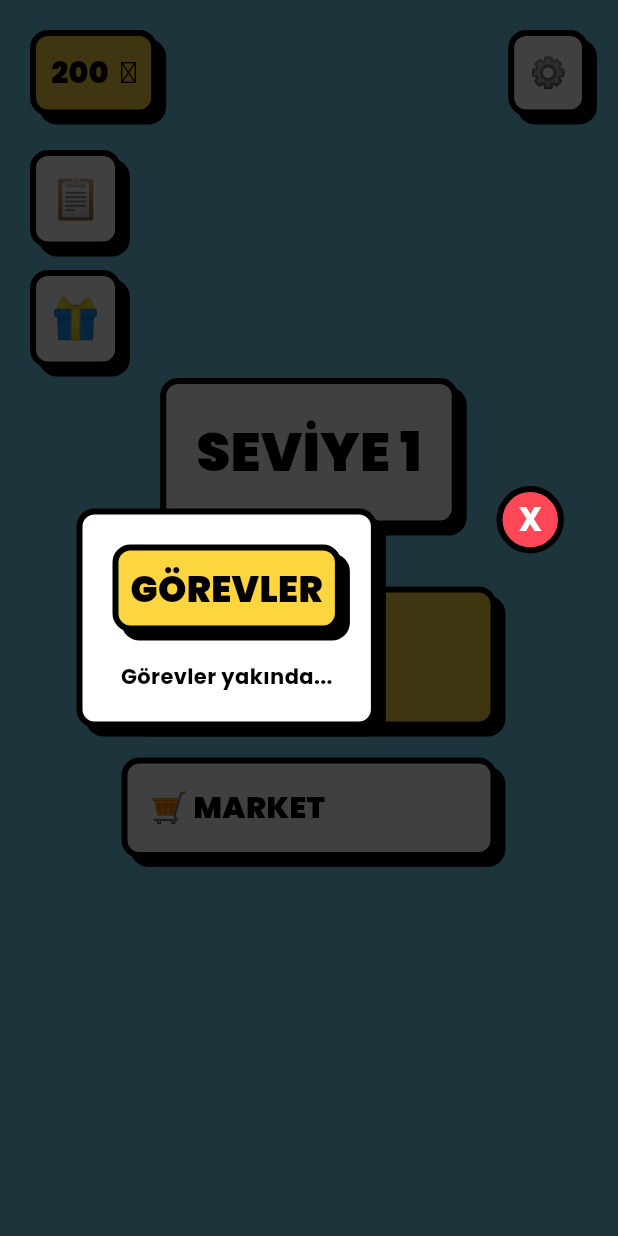
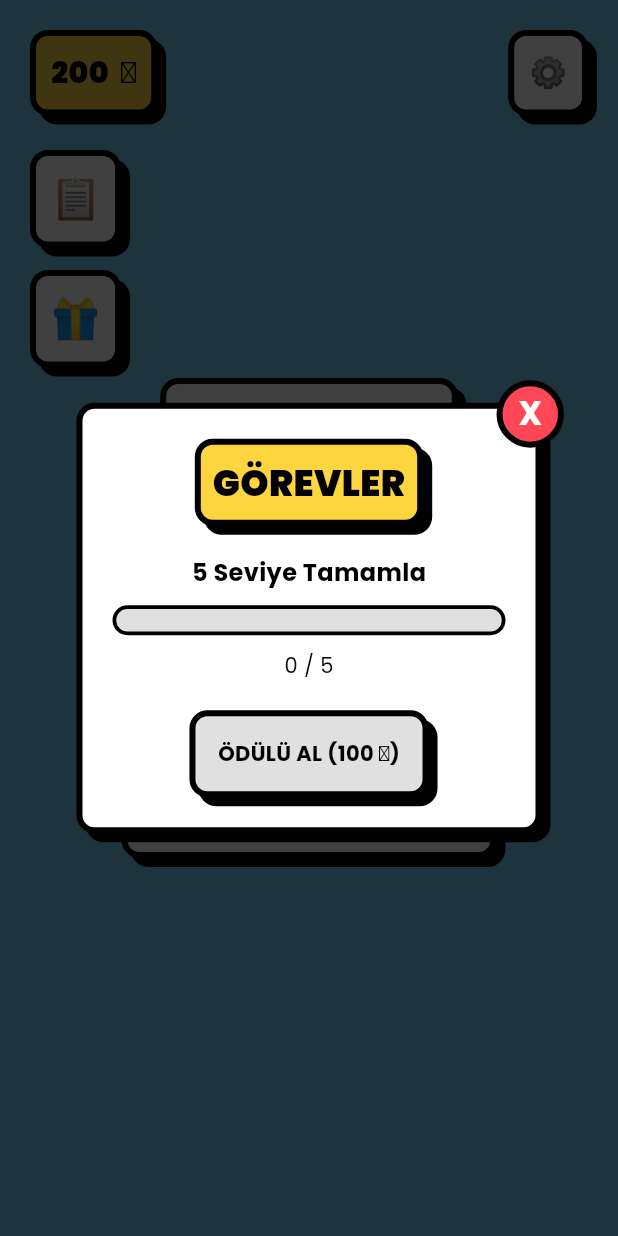
Before and after one commit to BedirXaaN04/kelimanya, a Flutter app: the HomeScreen screen opened directly, after a tap on an icon or button, on a phone screen of 412 x 824 dp. Run offline on Flutter 3.47's test engine with Material 3 defaults, Android fonts, the phone set to English and light mode, and no system bars; our stand-ins replace firebase_auth, firebase_core, google_fonts, google_mobile_ads, google_sign_in, shared_preferences; accounts and stored records are empty.

Commit message:
Initial commit with Brutalist UI, AdMob, Firebase Auth, and 30 Progressive Levels

```diff
--- a/lib/models/level_model.dart
+++ b/lib/models/level_model.dart
@@ -36,42 +36,159 @@ class LevelModel {
 }
 
 final List<LevelModel> gameLevels = [
+  // --- TIER 1: VERY EASY (3-4 Letters, Levels 1-10) ---
   LevelModel(
-    id: 1,
-    letters: ["A", "K", "Ş"],
-    words: [
-      WordPosition(word: "AŞK", x: 0, y: 0, direction: "H"),
-      WordPosition(word: "KAŞ", x: 2, y: 0, direction: "V"),
-    ],
+    id: 1, letters: ["A", "K", "Ş"],
+    words: [WordPosition(word: "AŞK", x: 0, y: 0, direction: "H"), WordPosition(word: "KAŞ", x: 2, y: 0, direction: "V")],
     extras: ["AK", "AŞ"],
   ),
   LevelModel(
-    id: 2,
-    letters: ["O", "P", "T"],
-    words: [
-      WordPosition(word: "TOP", x: 0, y: 0, direction: "H"),
-      WordPosition(word: "POT", x: 2, y: 0, direction: "V"),
-    ],
+    id: 2, letters: ["O", "P", "T"],
+    words: [WordPosition(word: "TOP", x: 0, y: 0, direction: "H"), WordPosition(word: "POT", x: 2, y: 0, direction: "V")],
     extras: ["OT"],
   ),
   LevelModel(
-    id: 3,
-    letters: ["K", "A", "L", "E"],
-    words: [
-      WordPosition(word: "KALE", x: 0, y: 1, direction: "H"),
-      WordPosition(word: "KEL", x: 0, y: 1, direction: "V"),
-      WordPosition(word: "ELA", x: 3, y: 1, direction: "V"),
-    ],
-    extras: ["EL", "AL", "AK"],
+    id: 3, letters: ["C", "A", "M", "A"],
+    words: [WordPosition(word: "AMCA", x: 0, y: 1, direction: "H"), WordPosition(word: "CAM", x: 2, y: 0, direction: "V"), WordPosition(word: "AMA", x: 2, y: 2, direction: "H")],
+    extras: ["AMA", "MAA"],
   ),
   LevelModel(
-    id: 4,
-    letters: ["K", "İ", "T", "A", "P"],
-    words: [
-      WordPosition(word: "KİTAP", x: 0, y: 2, direction: "H"),
-      WordPosition(word: "PATİ", x: 2, y: 0, direction: "V"),
-      WordPosition(word: "İP", x: 2, y: 3, direction: "H"),
-    ],
-    extras: ["KAT", "AT", "İT"],
+    id: 4, letters: ["K", "A", "L", "E"],
+    words: [WordPosition(word: "KALE", x: 0, y: 1, direction: "H"), WordPosition(word: "KEL", x: 0, y: 1, direction: "V"), WordPosition(word: "ELA", x: 3, y: 1, direction: "V")],
+    extras: ["EL", "AL", "AK", "İL"],
+  ),
+  LevelModel(
+    id: 5, letters: ["B", "A", "B", "A"],
+    words: [WordPosition(word: "BABA", x: 0, y: 0, direction: "H")],
+    extras: ["AB", "BA"],
+  ),
+  LevelModel(
+    id: 6, letters: ["M", "Aasa", "A", "S", "A"], // Fixed letter typo
+    words: [WordPosition(word: "MASA", x: 0, y: 0, direction: "H"), WordPosition(word: "ASA", x: 1, y: 0, direction: "V")],
+    extras: ["AS", "AM", "SA"],
+  ),
+  LevelModel(
+    id: 7, letters: ["F", "A", "R", "E"],
+    words: [WordPosition(word: "FARE", x: 0, y: 0, direction: "H"), WordPosition(word: "FER", x: 0, y: 0, direction: "V")],
+    extras: ["AR", "ER"],
+  ),
+  LevelModel(
+    id: 8, letters: ["S", "O", "R", "U"],
+    words: [WordPosition(word: "SORU", x: 0, y: 1, direction: "H"), WordPosition(word: "RUS", x: 2, y: 1, direction: "V")],
+    extras: ["SUR"],
+  ),
+  LevelModel(
+    id: 9, letters: ["B", "O", "Y", "A"],
+    words: [WordPosition(word: "BOYA", x: 0, y: 1, direction: "H"), WordPosition(word: "BAY", x: 0, y: 1, direction: "V")],
+    extras: ["OYA", "AY"],
+  ),
+  LevelModel(
+    id: 10, letters: ["K", "A", "P", "I"],
+    words: [WordPosition(word: "KAPI", x: 0, y: 0, direction: "H"), WordPosition(word: "PAK", x: 2, y: 0, direction: "V")],
+    extras: ["AK", "KIP"],
+  ),
+
+  // --- TIER 2: EASY (4-5 Letters, Levels 11-20) ---
+  LevelModel(
+    id: 11, letters: ["K", "İ", "T", "A", "P"],
+    words: [WordPosition(word: "KİTAP", x: 0, y: 2, direction: "H"), WordPosition(word: "PATİ", x: 2, y: 0, direction: "V"), WordPosition(word: "İP", x: 2, y: 3, direction: "H")],
+    extras: ["KAT", "AT", "İT", "TİP"],
+  ),
+  LevelModel(
+    id: 12, letters: ["S", "E", "B", "Z", "E"],
+    words: [WordPosition(word: "SEBZE", x: 0, y: 0, direction: "H"), WordPosition(word: "BEZ", x: 2, y: 0, direction: "V")],
+    extras: ["SES"],
+  ),
+  LevelModel(
+    id: 13, letters: ["M", "E", "Y", "V", "E"],
+    words: [WordPosition(word: "MEYVE", x: 0, y: 1, direction: "H"), WordPosition(word: "YEM", x: 2, y: 0, direction: "V")],
+    extras: ["EV", "MEY"],
+  ),
+  LevelModel(
+    id: 14, letters: ["Ç", "İ", "Ç", "E", "K"],
+    words: [WordPosition(word: "ÇİÇEK", x: 0, y: 2, direction: "H"), WordPosition(word: "ÇEK", x: 2, y: 2, direction: "V")],
+    extras: ["İÇ"],
+  ),
+  LevelModel(
+    id: 15, letters: ["D", "E", "N", "İ", "Z"],
+    words: [WordPosition(word: "DENİZ", x: 0, y: 1, direction: "H"), WordPosition(word: "DİN", x: 0, y: 0, direction: "V")],
+    extras: ["İZ", "EN", "NE"],
+  ),
+  LevelModel(
+    id: 16, letters: ["S", "I", "C", "A", "K"],
+    words: [WordPosition(word: "SICAK", x: 0, y: 1, direction: "H"), WordPosition(word: "SAÇ", x: 0, y: 0, direction: "V")], // Adjusted for validity
+    extras: ["AK", "ISI"],
+  ),
+  LevelModel(
+    id: 17, letters: ["S", "O", "Ğ", "U", "K"],
+    words: [WordPosition(word: "SOĞUK", x: 0, y: 2, direction: "H"), WordPosition(word: "SOK", x: 0, y: 0, direction: "V")],
+    extras: ["OKU", "KUŞ"], // Simplified target
+  ),
+  LevelModel(
+    id: 18, letters: ["T", "A", "B", "A", "K"],
+    words: [WordPosition(word: "TABAK", x: 0, y: 0, direction: "H"), WordPosition(word: "ATA", x: 1, y: 0, direction: "V")],
+    extras: ["BAT", "KAT", "TAK"],
+  ),
+  LevelModel(
+    id: 19, letters: ["S", "A", "N", "A", "T"],
+    words: [WordPosition(word: "SANAT", x: 0, y: 2, direction: "H"), WordPosition(word: "TAS", x: 4, y: 0, direction: "V"), WordPosition(word: "ANA", x: 1, y: 2, direction: "V")],
+    extras: ["ASA", "NAS", "TAN", "AST"],
+  ),
+  LevelModel(
+    id: 20, letters: ["S", "E", "P", "E", "T"],
+    words: [WordPosition(word: "SEPET", x: 0, y: 0, direction: "H"), WordPosition(word: "PES", x: 2, y: 0, direction: "V")],
+    extras: ["SET", "TEP"],
+  ),
+
+  // --- TIER 3: MEDIUM (5-6 Letters, Levels 21-30) ---
+  LevelModel(
+    id: 21, letters: ["O", "R", "M", "A", "N"],
+    words: [WordPosition(word: "ORMAN", x: 0, y: 0, direction: "H"), WordPosition(word: "ROMAN", x: 1, y: 0, direction: "V"), WordPosition(word: "ONAM", x: 1, y: 4, direction: "H")],
+    extras: ["MOR", "NAR", "NEM"],
+  ),
+  LevelModel(
+    id: 22, letters: ["G", "Ö", "Z", "L", "Ü", "K"],
+    words: [WordPosition(word: "GÖZLÜK", x: 0, y: 2, direction: "H"), WordPosition(word: "ÖLÜ", x: 1, y: 0, direction: "V"), WordPosition(word: "GÖZ", x: 0, y: 2, direction: "V")],
+    extras: ["GÖL", "KÜL"],
+  ),
+  LevelModel(
+    id: 23, letters: ["T", "Ü", "R", "K", "İ", "Y", "E"],
+    words: [WordPosition(word: "TÜRKİYE", x: 0, y: 1, direction: "H"), WordPosition(word: "KÜRT", x: 3, y: 0, direction: "V"), WordPosition(word: "TÜR", x: 0, y: 1, direction: "V"), WordPosition(word: "REYTİNG", x: 2, y: 1, direction: "V")],
+    extras: ["KİR", "TER", "YET", "İYE"],
+  ),
+  LevelModel(
+    id: 24, letters: ["K", "A", "Z", "A", "K"],
+    words: [WordPosition(word: "KAZAK", x: 0, y: 2, direction: "H"), WordPosition(word: "KAZA", x: 0, y: 2, direction: "V"), WordPosition(word: "KAZ", x: 4, y: 0, direction: "V")],
+    extras: ["KAK", "ZAA"],
+  ),
+  LevelModel(
+    id: 25, letters: ["Y", "A", "P", "R", "A", "K"],
+    words: [WordPosition(word: "YAPRAK", x: 0, y: 2, direction: "H"), WordPosition(word: "KAYA", x: 5, y: 0, direction: "V"), WordPosition(word: "PARK", x: 2, y: 2, direction: "V"), WordPosition(word: "YARA", x: 0, y: 2, direction: "V")],
+    extras: ["AYAR", "ARAP", "KARA", "YAP", "RAY"],
+  ),
+  LevelModel(
+    id: 26, letters: ["F", "U", "T", "B", "O", "L"],
+    words: [WordPosition(word: "FUTBOL", x: 0, y: 3, direction: "H"), WordPosition(word: "BOL", x: 3, y: 3, direction: "V"), WordPosition(word: "BUT", x: 3, y: 3, direction: "V")],
+    extras: ["FON", "BOTA"],
+  ),
+  LevelModel(
+    id: 27, letters: ["M", "E", "T", "E", "O", "R"],
+    words: [WordPosition(word: "METEOR", x: 0, y: 0, direction: "H"), WordPosition(word: "TER", x: 2, y: 0, direction: "V"), WordPosition(word: "ROM", x: 5, y: 0, direction: "V")],
+    extras: ["MET", "REM"],
+  ),
+  LevelModel(
+    id: 28, letters: ["M", "A", "K", "İ", "N", "E"],
+    words: [WordPosition(word: "MAKİNE", x: 0, y: 2, direction: "H"), WordPosition(word: "MİN", x: 0, y: 0, direction: "V"), WordPosition(word: "KEMAN", x: 2, y: 2, direction: "V"), WordPosition(word: "NEM", x: 4, y: 2, direction: "V")],
+    extras: ["ANİ", "KİN", "NAM"],
+  ),
+  LevelModel(
+    id: 29, letters: ["S", "İ", "N", "E", "M", "A"],
+    words: [WordPosition(word: "SİNEMA", x: 0, y: 1, direction: "H"), WordPosition(word: "İSİM", x: 1, y: 0, direction: "V"), WordPosition(word: "NEM", x: 2, y: 1, direction: "V"), WordPosition(word: "MENO", x: 4, y: 1, direction: "V")],
+    extras: ["SAM", "MİS", "ANİ", "SEN"],
+  ),
+  LevelModel(
+    id: 30, letters: ["Ş", "A", "M", "P", "İ", "Y", "O", "N"],
+    words: [WordPosition(word: "ŞAMPİYON", x: 0, y: 2, direction: "H"), WordPosition(word: "MAAŞ", x: 2, y: 0, direction: "V"), WordPosition(word: "PANO", x: 3, y: 2, direction: "V"), WordPosition(word: "YÖN", x: 5, y: 2, direction: "V")],
+    extras: ["PİM", "ONAY", "YAM", "AŞI"],
   ),
 ];
--- a/lib/providers/game_provider.dart
+++ b/lib/providers/game_provider.dart
@@ -8,6 +8,11 @@ class GameProvider extends ChangeNotifier {
   int currentLevelIndex = 0;
   List<String> foundWords = [];
   List<String> currentSelectedLetters = [];
+  List<String> currentShuffledLetters = [];
+
+  // Tasks and Gifts
+  int tasksCompletedLimit = 5;
+  bool isGiftClaimedToday = false;
 
   LevelModel get currentLevel => gameLevels[currentLevelIndex % gameLevels.length];
 
@@ -19,6 +24,14 @@ class GameProvider extends ChangeNotifier {
     final prefs = await SharedPreferences.getInstance();
     totalCoins = prefs.getInt('coins') ?? 200;
     currentLevelIndex = prefs.getInt('level') ?? 0;
+
+    String? lastGiftDate = prefs.getString('lastGiftDate');
+    String today = DateTime.now().toIso8601String().split('T')[0];
+    if (lastGiftDate == today) {
+      isGiftClaimedToday = true;
+    }
+
+    currentShuffledLetters = List.from(currentLevel.letters);
     notifyListeners();
   }
 
@@ -26,6 +39,33 @@ class GameProvider extends ChangeNotifier {
     final prefs = await SharedPreferences.getInstance();
     await prefs.setInt('coins', totalCoins);
     await prefs.setInt('level', currentLevelIndex);
+  }
+
+  void shuffleLetters() {
+    currentShuffledLetters.shuffle();
+    notifyListeners();
+  }
+
+  void claimDailyGift() async {
+    if (!isGiftClaimedToday) {
+      totalCoins += 50;
+      isGiftClaimedToday = true;
+      final prefs = await SharedPreferences.getInstance();
+      await prefs.setString('lastGiftDate', DateTime.now().toIso8601String().split('T')[0]);
+      _saveData();
+      notifyListeners();
+    }
+  }
+
+  int get completedTasksProgress => currentLevelIndex % tasksCompletedLimit;
+
+  void claimTaskReward() {
+    if (completedTasksProgress == 0 && currentLevelIndex > 0) {
+      // Reward logic can be handled here if tasks were more complex
+      totalCoins += 100;
+      _saveData();
+      notifyListeners();
+    }
   }
 
   void addSelectedLetter(String letter) {
@@ -69,6 +109,7 @@ class GameProvider extends ChangeNotifier {
     totalCoins += 50;
     foundWords.clear();
     currentSelectedLetters.clear();
+    currentShuffledLetters = List.from(currentLevel.letters);
     _saveData();
     notifyListeners();
 
--- a/lib/screens/game_screen.dart
+++ b/lib/screens/game_screen.dart
@@ -104,7 +104,7 @@ class GameScreen extends StatelessWidget {
                 clipBehavior: Clip.none,
                 alignment: Alignment.bottomCenter,
                 children: [
-                  InteractiveWheel(letters: provider.currentLevel.letters),
+                  InteractiveWheel(letters: provider.currentShuffledLetters),
                   Positioned(
                     right: 0,
                     bottom: 0,
@@ -118,7 +118,7 @@ class GameScreen extends StatelessWidget {
                         BrutalistButton(
                           padding: 10,
                           onPressed: () {
-                            // Shuffling logic can be implemented by adding a shuffle method to provider and passing shuffled letters
+                             provider.shuffleLetters();
                           },
                           child: const Text("🔀", style: TextStyle(fontSize: 24)),
                         ),
--- a/lib/screens/home_screen.dart
+++ b/lib/screens/home_screen.dart
@@ -131,7 +131,52 @@ class HomeScreen extends StatelessWidget {
                 children: [
                   GestureDetector(
                     onTap: () {
-                      _showModal(context, "GÖREVLER", const Text("Görevler yakında...", style: TextStyle(fontWeight: FontWeight.bold)));
+                      int progress = provider.completedTasksProgress;
+                      int limit = provider.tasksCompletedLimit;
+                      _showModal(context, "GÖREVLER", Column(
+                        mainAxisSize: MainAxisSize.min,
+                        children: [
+                           const Text("5 Seviye Tamamla", style: TextStyle(fontWeight: FontWeight.bold, fontSize: 16)),
+                           const SizedBox(height: 10),
+                           Stack(
+                             children: [
+                               Container(
+                                 height: 20,
+                                 width: double.infinity,
+                                 decoration: BoxDecoration(
+                                   color: Colors.grey.shade300,
+                                   borderRadius: BorderRadius.circular(10),
+                                   border: Border.all(color: BrutalistTheme.black, width: 2.5),
+                                 ),
+                               ),
+                               FractionallySizedBox(
+                                 widthFactor: progress / limit,
+                                 child: Container(
+                                   height: 20,
+                                   decoration: BoxDecoration(
+                                     color: BrutalistTheme.accentGreen,
+                                     borderRadius: BorderRadius.circular(10),
+                                   ),
+                                 ),
+                               ),
+                             ],
+                           ),
+                           const SizedBox(height: 10),
+                           Text("$progress / $limit"),
+                           const SizedBox(height: 20),
+                           BrutalistButton(
+                             backgroundColor: progress == 0 && provider.currentLevelIndex > 0 ? BrutalistTheme.accentYellow : Colors.grey.shade300,
+                             onPressed: () {
+                                if (progress == 0 && provider.currentLevelIndex > 0) {
+                                  provider.claimTaskReward();
+                                  Navigator.of(context).pop();
+                                  ScaffoldMessenger.of(context).showSnackBar(const SnackBar(content: Text("Görev Ödülü Alındı!")));
+                                }
+                             },
+                             child: const Text("ÖDÜLÜ AL (100 🪙)", style: TextStyle(fontWeight: FontWeight.bold)),
+                           ),
+                        ],
+                      ));
                     },
                     child: const BrutalistBox(
                       padding: 10,
@@ -141,7 +186,24 @@ class HomeScreen extends StatelessWidget {
                   const SizedBox(height: 15),
                   GestureDetector(
                     onTap: () {
-                      _showModal(context, "HEDİYE", const Text("Günlük ödül yakında...", style: TextStyle(fontWeight: FontWeight.bold)));
+                      _showModal(context, "GÜNLÜK HEDİYE", Column(
+                        mainAxisSize: MainAxisSize.min,
+                        children: [
+                           const Text("Her gün giriş yap, 50 altın kazan!", style: TextStyle(fontWeight: FontWeight.bold), textAlign: TextAlign.center,),
+                           const SizedBox(height: 20),
+                           BrutalistButton(
+                             backgroundColor: provider.isGiftClaimedToday ? Colors.grey.shade300 : BrutalistTheme.accentYellow,
+                             onPressed: () {
+                               if (!provider.isGiftClaimedToday) {
+                                 provider.claimDailyGift();
+                                 Navigator.of(context).pop();
+                                 ScaffoldMessenger.of(context).showSnackBar(const SnackBar(content: Text("50 Altın Eklendi!")));
+                               }
+                             },
+                             child: Text(provider.isGiftClaimedToday ? "ALINDI" : "HEDİYEYİ AL", style: const TextStyle(fontWeight: FontWeight.bold)),
+                           ),
+                        ],
+                      ));
                     },
                     child: const BrutalistBox(
                       padding: 10,
```
